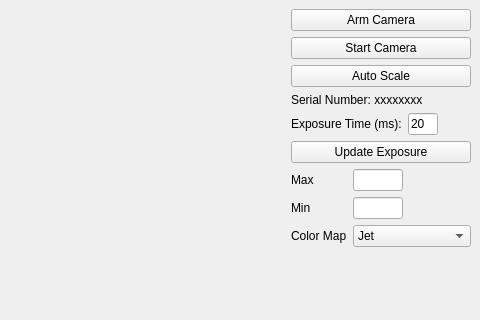
Old version of the form camerawindow.ui in the repository jagerber48/jkam_e6; both pictures show x 139 to 619 and y 0 to 320 of the 619 by 625 pixel window.
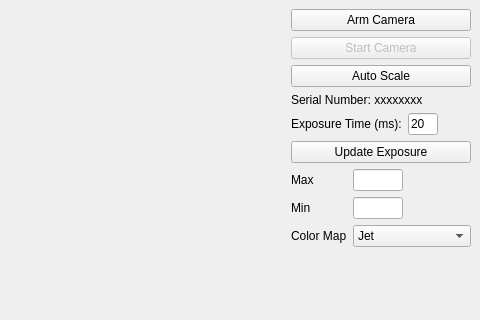
New version of the form. Custom widgets are drawn as their Qt base class.

The edit to the form file:
```diff
--- a/camerawindow.ui
+++ b/camerawindow.ui
@@ -61,6 +61,9 @@
       </item>
       <item>
        <widget class="QPushButton" name="start_pushButton">
+        <property name="enabled">
+         <bool>false</bool>
+        </property>
         <property name="text">
          <string>Start Camera</string>
         </property>
```
Left out of the diff: 2 changed lines with no effect on the pictures.
